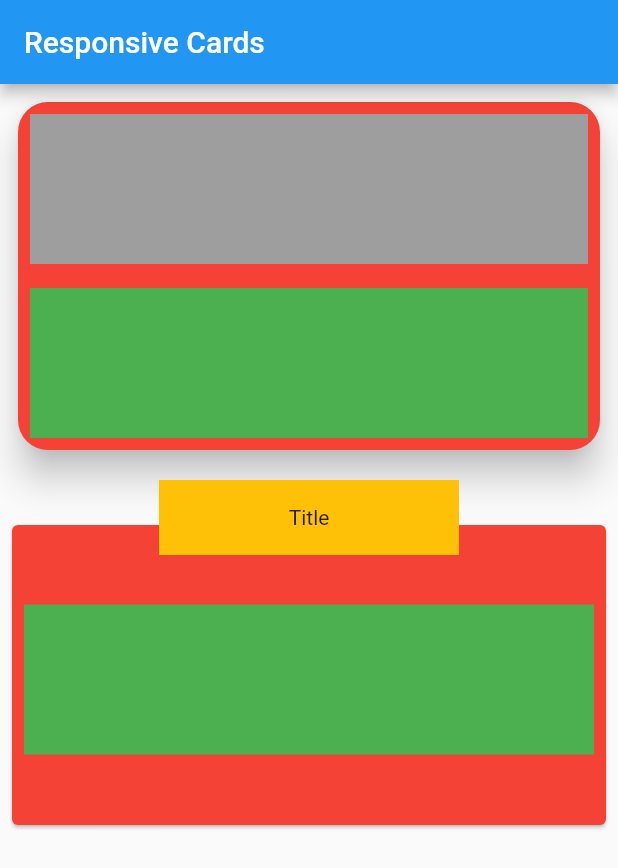
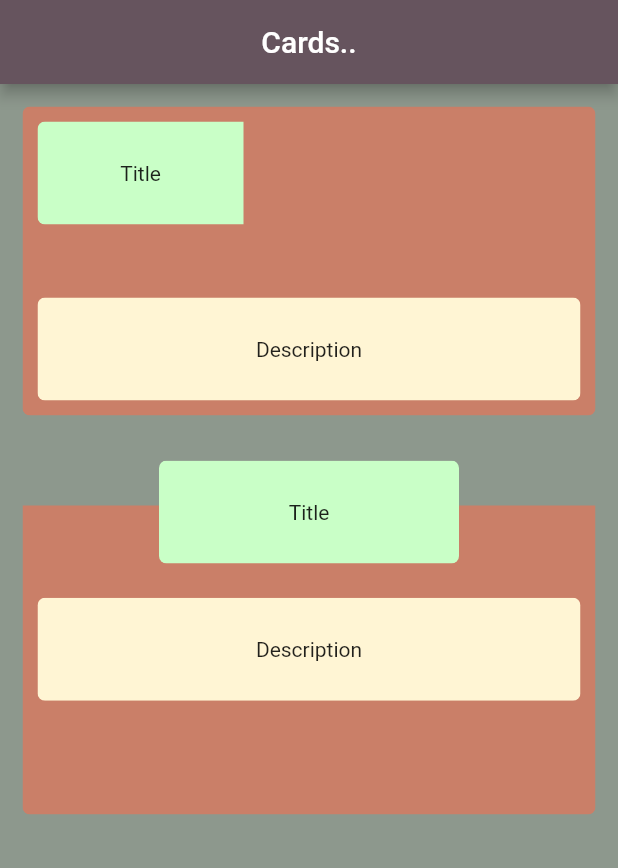
Before and after one commit to PriyangshuJS/Responsive_Cards, a Flutter app: the screen it shows after launch, on a phone screen of 412 x 824 dp. Shown: the top 868 px of the screen. Run offline on Flutter 3.47's test engine with Material 2 defaults, Android fonts, the phone set to English and light mode, and no system bars.

Commit message:
LayoutBuilder

```diff
--- a/lib/main.dart
+++ b/lib/main.dart
@@ -9,108 +9,156 @@ class MyApp extends StatelessWidget {
 
   @override
   Widget build(BuildContext context) {
+    return LayoutBuilder(
+      builder: (context, constraints) {
+        double cardHeight = constraints.maxHeight / 4;
+        double cardWidth = constraints.maxWidth;
         return MaterialApp(
           debugShowCheckedModeBanner: false,
           home: Scaffold(
+            backgroundColor: const Color.fromARGB(255, 141, 152, 141),
             appBar: AppBar(
-          title: const Text('Responsive Cards'),
+              centerTitle: true,
+              backgroundColor: const Color.fromARGB(255, 102, 84, 94),
+              title: const Text('Cards..'),
             ),
-        body: const Column(
+            body: Column(
               children: [
-            Padding(
-              padding: EdgeInsets.all(8.0),
-              child: Card1(),
+                Flexible(
+                  child: Padding(
+                    padding: const EdgeInsets.all(15),
+                    child: Card1(
+                      cardHeight: cardHeight,
+                      cardWidth: cardWidth,
                     ),
-            Padding(
-              padding: EdgeInsets.all(8.0),
-              child: Card2(),
-            )
+                  ),
+                ),
+                Flexible(
+                  child: Padding(
+                    padding: const EdgeInsets.all(15),
+                    child: Card2(
+                      cardHeight: cardHeight,
+                      cardWidth: cardWidth,
+                    ),
+                  ),
+                ),
               ],
+            ),
+          ),
+        );
+      },
+    );
+  }
+}
+
+class Card1 extends StatelessWidget {
+  final double cardHeight;
+  final double cardWidth;
+  const Card1({required this.cardHeight, super.key, required this.cardWidth});
+
+  @override
+  Widget build(BuildContext context) {
+    print("1st Card Height - $cardHeight");
+    return ClipRRect(
+      borderRadius: const BorderRadius.all(Radius.circular(5)),
+      child: Container(
+        height: cardHeight,
+        width: cardWidth,
+        color: const Color.fromARGB(255, 202, 127, 104),
+        child: Padding(
+          padding: const EdgeInsets.all(10),
+          child: Column(
+            mainAxisAlignment: MainAxisAlignment.spaceBetween,
+            children: [
+              ClipRRect(
+                borderRadius: const BorderRadius.all(Radius.circular(5)),
+                child: Align(
+                  alignment: Alignment.topLeft,
+                  child: Container(
+                    height: cardHeight / 3,
+                    width: cardWidth / 3,
+                    color: const Color.fromARGB(255, 201, 255, 199),
+                    child: const Center(
+                      child: Text("Title"),
+                    ),
+                  ),
+                ),
+              ),
+              //SizedBox(height: cardHeight / 5),
+              ClipRRect(
+                borderRadius: const BorderRadius.all(Radius.circular(5)),
+                child: Container(
+                  height: cardHeight / 3,
+                  color: const Color.fromARGB(255, 255, 245, 212),
+                  child: const Center(
+                    child: Text("Description"),
+                  ),
+                ),
+              ),
+            ],
+          ),
         ),
       ),
     );
   }
 }
 
-class Card1 extends StatelessWidget {
-  const Card1({super.key});
+class Card2 extends StatelessWidget {
+  final double cardHeight;
+  final double cardWidth;
+  const Card2({required this.cardHeight, super.key, required this.cardWidth});
 
   @override
   Widget build(BuildContext context) {
-    return Card(
-      shape: const RoundedRectangleBorder(
-        borderRadius: BorderRadius.all(Radius.circular(20)),
-      ),
-      elevation: 10,
-      color: Colors.red,
+    print("2nd Height - $cardHeight");
+    return ClipRRect(
+      borderRadius: const BorderRadius.all(Radius.circular(5)),
+      child: Stack(
+        children: <Widget>[
+          Container(
+            height: cardHeight,
+            width: cardWidth,
+            color: const Color.fromARGB(255, 202, 127, 104),
+            margin: const EdgeInsets.only(top: 30),
+            child: Padding(
+              padding: const EdgeInsets.all(10),
               child: Column(
                 children: [
-          Padding(
-            padding: const EdgeInsets.all(8.0),
+                  SizedBox(height: cardHeight / 4),
+                  ClipRRect(
+                    borderRadius: const BorderRadius.all(Radius.circular(5)),
                     child: Container(
-              height: 100.0,
-              color: Colors.grey,
+                      color: const Color.fromARGB(255, 255, 245, 212),
+                      height: cardHeight / 3,
+                      child: const Center(
+                        child: Text("Description"),
                       ),
-          ),
-          Padding(
-            padding: const EdgeInsets.all(8.0),
-            child: Container(
-              color: Colors.green,
-              height: 100.0,
-              child: const Center(),
-            ),
-          ),
-        ],
-      ),
-    );
-  }
-}
-
-class Card2 extends StatelessWidget {
-  const Card2({super.key});
-
-  @override
-  Widget build(BuildContext context) {
-    return Stack(
-      children: <Widget>[
-        Card(
-          color: Colors.red,
-          margin: const EdgeInsets.only(top: 30),
-          child: SizedBox(
-            height: 200.0,
-            width: double.infinity,
-            child: Padding(
-              padding: const EdgeInsets.only(top: 45.0),
-              child: Column(
-                crossAxisAlignment: CrossAxisAlignment.center,
-                children: <Widget>[
-                  Padding(
-                    padding: const EdgeInsets.all(8.0),
-                    child: Container(
-                      color: Colors.green,
-                      height: 100,
-                      child: const Center(),
                     ),
                   ),
                 ],
               ),
             ),
           ),
+          Positioned(
+            top: 0.0,
+            left: 0.0,
+            right: 0.0,
+            child: Center(
+              child: ClipRRect(
+                borderRadius: const BorderRadius.all(Radius.circular(5)),
+                child: Container(
+                  color: const Color.fromARGB(255, 201, 255, 199),
+                  width: 200,
+                  height: cardHeight / 3,
+                  child: const Center(
+                    child: Text("Title"),
                   ),
-        Positioned(
-          top: .0,
-          left: .0,
-          right: .0,
-          child: Center(
-            child: Container(
-              color: Colors.amber,
-              width: 200,
-              height: 50,
-              child: const Center(child: Text("Title")),
+                ),
               ),
             ),
           )
         ],
+      ),
     );
   }
 }
```
Lines whose indentation alone changed are shown as unchanged.
